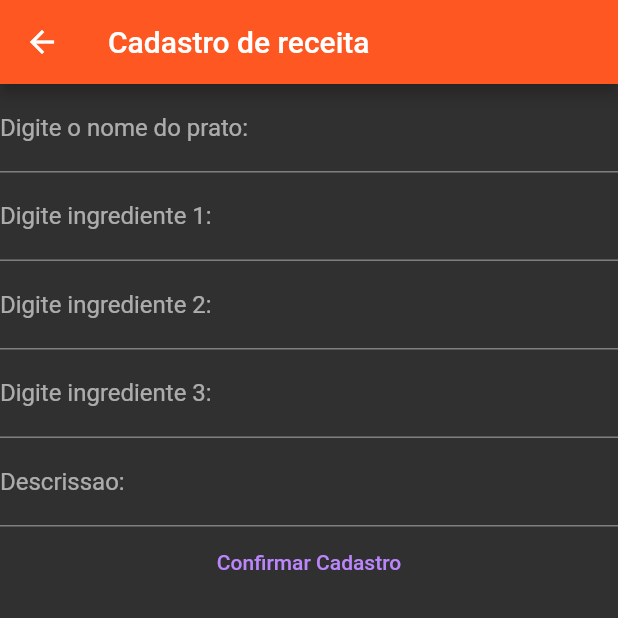
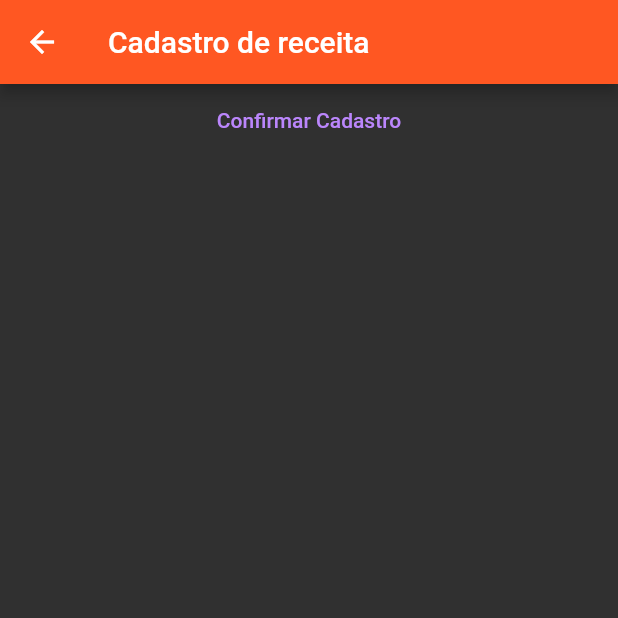
Before and after one commit to CristianCeccon/ProjetoReceita, a Flutter app: the Cadastro screen opened by its route, on a phone screen of 412 x 824 dp, the top half of it. Run offline on Flutter 3.47's test engine with Material 2 defaults, Android fonts, the phone set to English and light mode, and no system bars; our stand-ins replace get_it, mobx, sqflite; missing offline and left inert: dart:js_util; accounts and stored records are empty; generated files the repository leaves out were written again.

Commit message:
definindo formulário

```diff
--- a/lib/app/domain/entities/receitas.dart
+++ b/lib/app/domain/entities/receitas.dart
@@ -1,7 +1,7 @@
 class Receita{
-  int id;
-  String nome;
-  String descrissao;
+  int? id;
+  String? nome;
+  String? descrissao;
 
   Receita({required this.id, required this.nome, required this.descrissao});
 }
--- a/lib/app/domain/exception/domain_layer_exception.dart
+++ b/lib/app/domain/exception/domain_layer_exception.dart
@@ -1,4 +1,4 @@
-import 'dart:html';
+
 
 class DomainLayerException implements Exception{
 
--- a/lib/app/domain/services/receitaService.dart
+++ b/lib/app/domain/services/receitaService.dart
@@ -12,8 +12,8 @@ class ReceitaService{
   save(Receita receitas){
 
     //validacao
-    validateName(receitas.nome);
-    validadeDescrissao(receitas.descrissao);
+    validateName(receitas.nome!);
+    validadeDescrissao(receitas.descrissao!);
 
     _dao.save(receitas);
   }
--- a/lib/app/view/cadastro.dart
+++ b/lib/app/view/cadastro.dart
@@ -32,13 +32,13 @@ class Cadastro extends StatelessWidget{
 
           children: [
 
-            TextField(
+            /*TextField(
 
               decoration: InputDecoration(
                 labelText: "Digite o nome do prato:"
               ),
 
-            ),
+           ),*
 
             TextField(
 
@@ -70,7 +70,7 @@ class Cadastro extends StatelessWidget{
                 labelText: "Descrissao:"
               ),
 
-            ),
+            ),*/
 
             TextButton(onPressed: () { Navigator.of(context).pushNamed("Confirmacao"); }, child: Text("Confirmar Cadastro"))
 
--- a/lib/app/view/receita_list_back.dart
+++ b/lib/app/view/receita_list_back.dart
@@ -7,6 +7,7 @@ import 'package:receita_crud/app/domain/services/receitaService.dart';
 import 'package:receita_crud/app/my_app.dart';
 import 'package:receita_crud/app/view/cadastro.dart';
 
+//flutter packages pub run build_runner watch
 
 part'receita_list_back.g.dart';
 
```
Also changed, not shown: lib/app/view/receita_form.dart (added, +84 -0 lines), lib/app/view/receita_form_back.dart (added, +34 -0 lines), lib/app/view/receita_form_back.g.dart, lib/app/view/receita_list_back.g.dart (added).
